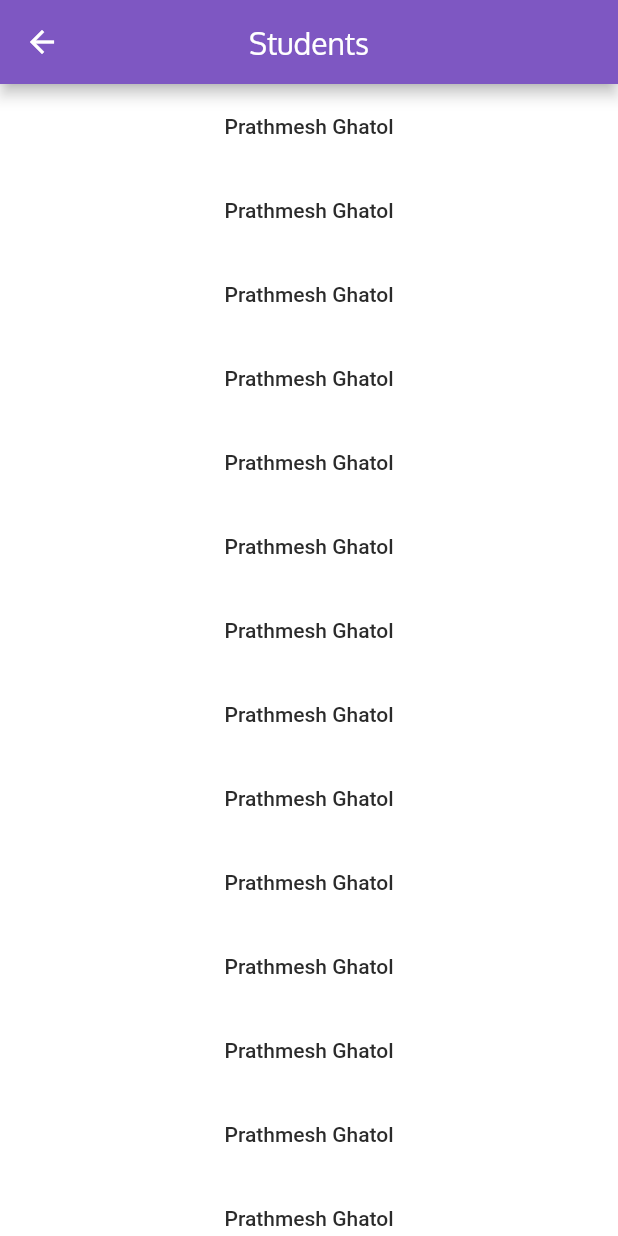
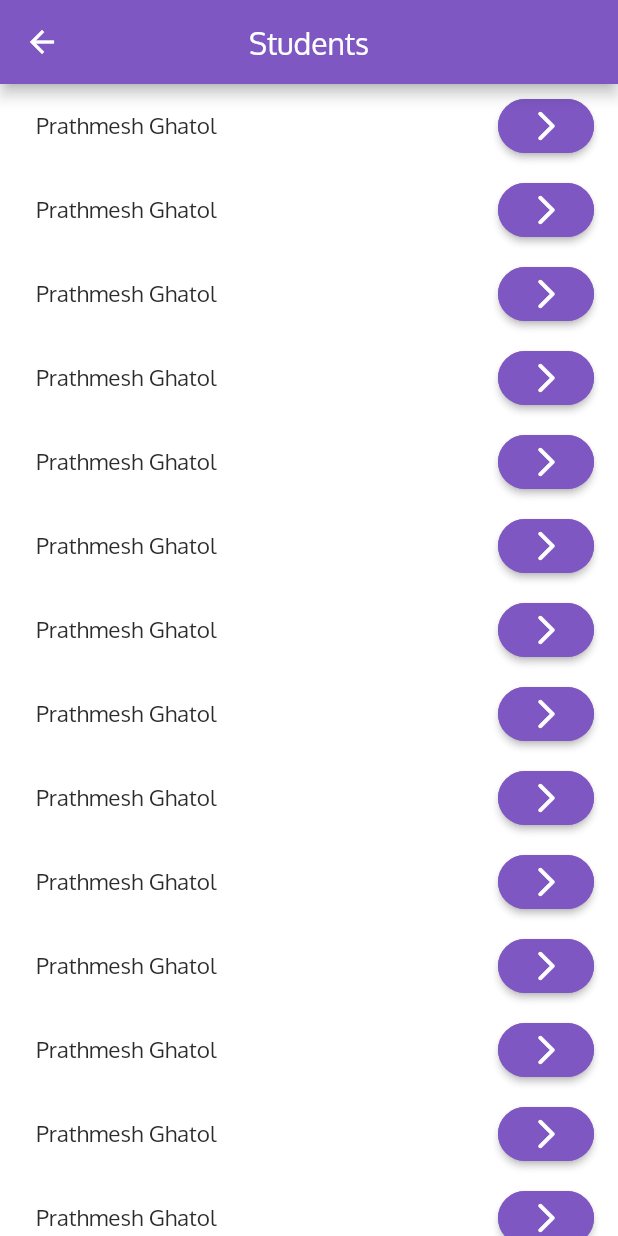
Before and after one commit to dishantzaveri/hostelmanagementappflutter, a Flutter app: the StudentData screen opened directly, on a phone screen of 412 x 824 dp. Run offline on Flutter 3.47's test engine with Material 2 defaults, Android fonts, the phone set to English and light mode, and no system bars; our stand-ins replace animated_splash_screen.

Commit message:
admin iteration 2

```diff
--- a/lib/constants.dart
+++ b/lib/constants.dart
@@ -1,3 +1,5 @@
+// ignore_for_file: prefer_const_constructors
+
 import 'package:flutter/material.dart';
 
 Color whiteColor = Colors.white;
--- a/lib/main.dart
+++ b/lib/main.dart
@@ -1,3 +1,5 @@
+// ignore_for_file: prefer_const_constructors
+
 import 'package:flutter/material.dart';
 import 'package:animated_splash_screen/animated_splash_screen.dart';
 import 'package:easydorm/screens/login_screen.dart';
--- a/lib/screens/admin_screens/student_names.dart
+++ b/lib/screens/admin_screens/student_names.dart
@@ -1,4 +1,4 @@
-// ignore_for_file: prefer_const_constructors
+// ignore_for_file: prefer_const_constructors, sized_box_for_whitespace
 
 import 'package:easydorm/constants.dart';
 import 'package:flutter/material.dart';
@@ -38,17 +38,26 @@ class _StudentDataState extends State<StudentData> {
           Container(
               height: screen().height,
               width: screen().width,
-
               child: ListView.builder(
                 itemBuilder: (context, index) {
                   return ListTile(
-                    title: TextButton(
+                    leading: TextButton(
                       style: TextButton.styleFrom(primary: whiteColor),
-                      child: Text(
-                        "Prathmesh Ghatol",
-                        style: TextStyle(color: greyColor),
-                      ),
+                      child: Text("Prathmesh Ghatol",
+                          style: TextStyle(
+                              color: greyColor,
+                              fontFamily: "Oxygen",
+                              fontSize: 15)),
                       onPressed: () {},
+                    ),
+                    trailing: ElevatedButton(
+                      style: ElevatedButton.styleFrom(
+                          primary: primaryPurple,
+                          shape: RoundedRectangleBorder(
+                              borderRadius: BorderRadius.circular(30),
+                              side: BorderSide(color: primaryPurple))),
+                      onPressed: () {},
+                      child: Icon(Icons.arrow_forward_ios_rounded),
                     ),
                   );
                 },
--- a/lib/screens/signup_screen.dart
+++ b/lib/screens/signup_screen.dart
@@ -1,4 +1,4 @@
-// ignore_for_file: prefer_const_constructors
+// ignore_for_file: prefer_const_constructors, sized_box_for_whitespace
 
 import 'package:easydorm/constants.dart';
 import 'package:easydorm/screens/login_screen.dart';
@@ -136,6 +136,7 @@ class _SignUpState extends State<SignUp> {
     );
   }
 
+  String dropDownValue = "Maharashtra";
   Widget _buildStatesDrpDown() {
     List<String> states = [
       "Andaman and Nicobar Islands",
@@ -175,7 +176,6 @@ class _SignUpState extends State<SignUp> {
       "Uttarakhand",
       "West Bengal"
     ];
-    String dropDownValue = "Maharashtra";
     return Container(
       width: screen().width,
       child: Column(
@@ -193,7 +193,7 @@ class _SignUpState extends State<SignUp> {
               canvasColor: primaryPurple,
             ),
             child: Container(
-              width: 0.65*screen().width,
+              width: 0.65 * screen().width,
               child: DropdownButton(
                 value: dropDownValue,
                 items: states.map<DropdownMenuItem<String>>((String value) {
```
Also changed, not shown: lib/screens/login_screen.dart (+15 -7 lines).
